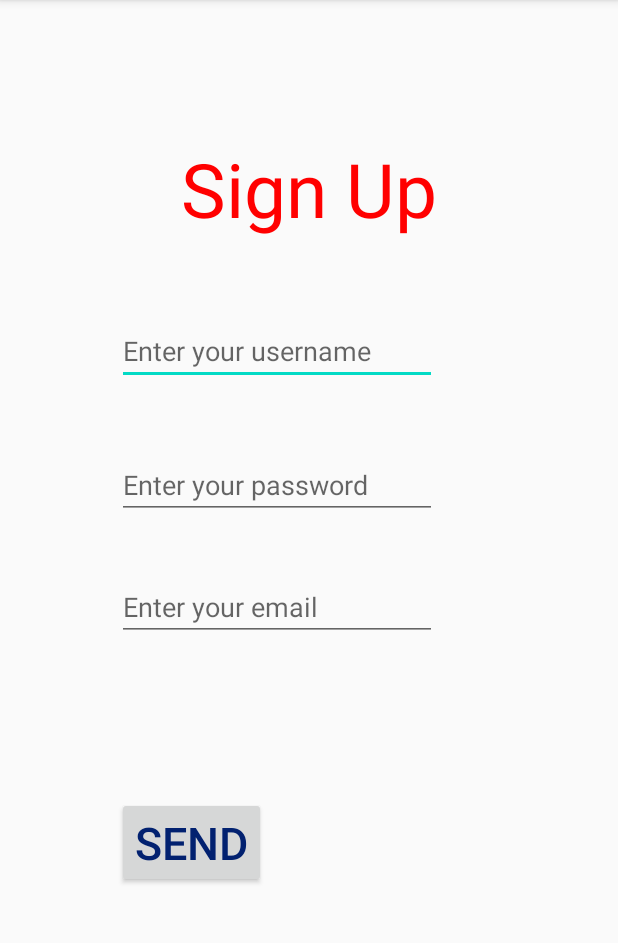
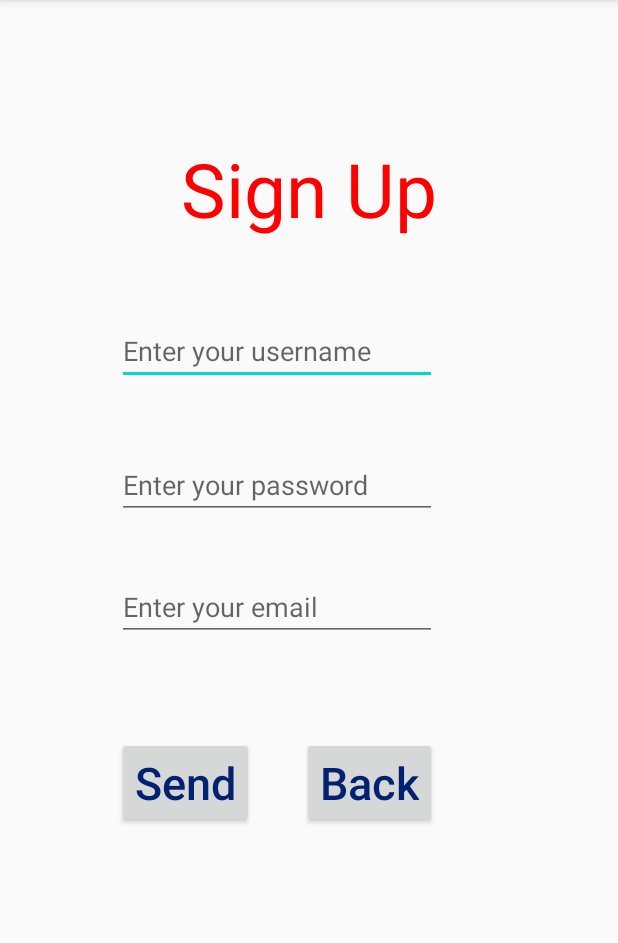
Before and after one commit to Nitzan-Beck/Free_Space, an Android app: the SingUp screen opened directly, with no data from a screen before it, on a phone screen of 412 x 824 dp, the part 84-1027 px from its top. Run offline under Robolectric (Android 15) with nearby library versions, the phone set to English and light mode, and no system bars.

Commit message:
28.12.2020

```diff
--- a/app/src/main/java/com/example/free_space/SingUp.java
+++ b/app/src/main/java/com/example/free_space/SingUp.java
@@ -15,6 +15,10 @@ public class SingUp extends AppCompatActivity {
     }
 
     public void btnSend(View view) {
+
+    }
+
+    public void GoBack(View view) {
         Intent i=new Intent(this,MainActivity.class);
         startActivity(i);
     }
--- a/app/src/main/res/layout/activity_sing_up.xml
+++ b/app/src/main/res/layout/activity_sing_up.xml
@@ -23,9 +23,10 @@
         android:id="@+id/buttonSend"
         android:layout_width="wrap_content"
         android:layout_height="wrap_content"
-        android:layout_marginTop="104dp"
+        android:layout_marginTop="64dp"
         android:onClick="btnSend"
         android:text="Send"
+        android:textAllCaps="false"
         android:textColor="#022170"
         android:textSize="30sp"
         app:layout_constraintEnd_toEndOf="@+id/NewUserEmail"
@@ -71,4 +72,19 @@
         app:layout_constraintHorizontal_bias="0.0"
         app:layout_constraintStart_toStartOf="@+id/UserPassword"
         app:layout_constraintTop_toBottomOf="@+id/UserPassword" />
+
+    <Button
+        android:id="@+id/Back"
+        android:layout_width="wrap_content"
+        android:layout_height="wrap_content"
+        android:layout_marginTop="64dp"
+        android:onClick="GoBack"
+        android:text="Back"
+        android:textAllCaps="false"
+        android:textColor="#022170"
+        android:textSize="30sp"
+        app:layout_constraintEnd_toEndOf="@+id/NewUserEmail"
+        app:layout_constraintHorizontal_bias="1.0"
+        app:layout_constraintStart_toEndOf="@+id/buttonSend"
+        app:layout_constraintTop_toBottomOf="@+id/NewUserEmail" />
 </androidx.constraintlayout.widget.ConstraintLayout>
```
